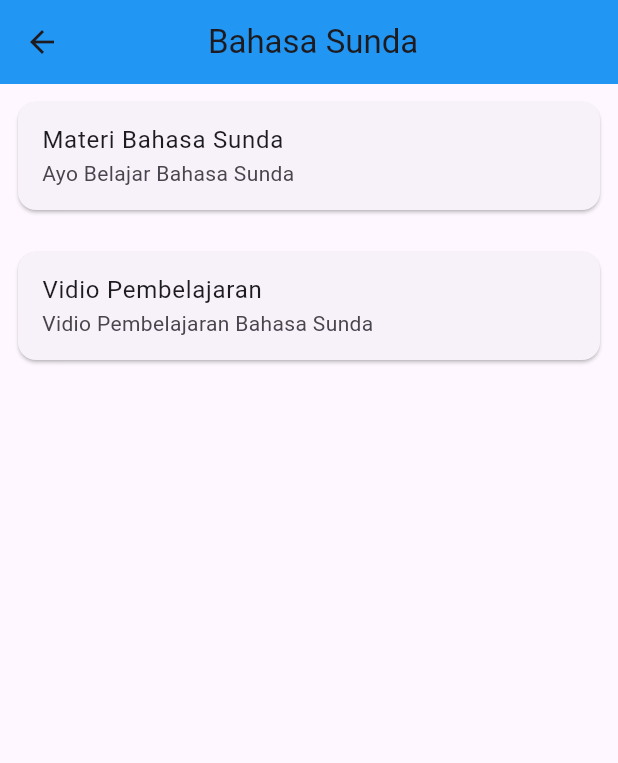
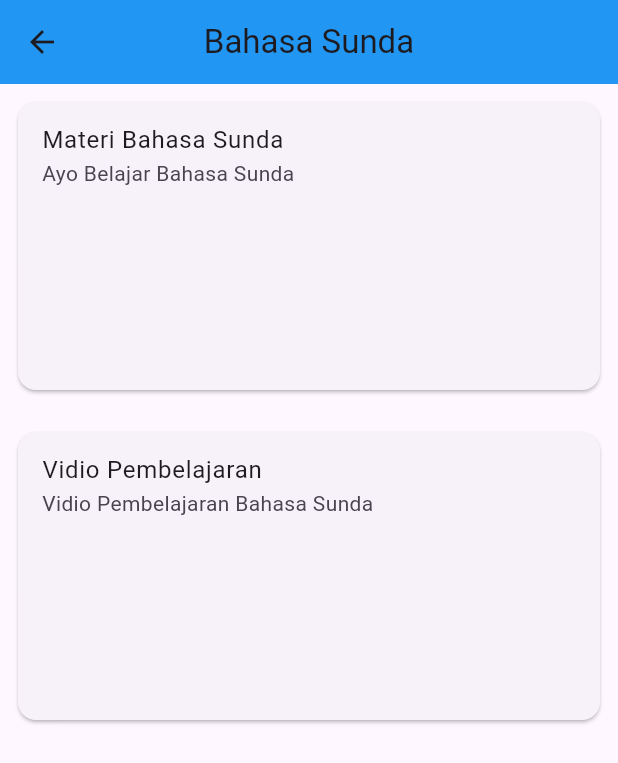
Before and after one commit to ArsalRR/aplikasi_belajar_bahasa_sunda, a Flutter app: the ListSundaView screen opened by its route, on a phone screen of 412 x 824 dp. Shown: the top 763 px of the screen. Run offline on Flutter 3.47's test engine with Material 3 defaults, Android fonts, the light colour scheme and no system bars; our stand-ins replace cloud_firestore, firebase_auth, firebase_core, flutter_custom_clippers, flutter_svg, get; accounts and stored records are empty.

Commit message:
update tampilan lagi

```diff
--- a/lib/app/modules/list_sunda/views/list_sunda_view.dart
+++ b/lib/app/modules/list_sunda/views/list_sunda_view.dart
@@ -11,18 +11,16 @@ class ListSundaView extends GetView<ListSundaController> {
   Widget build(BuildContext context) {
     return Scaffold(
       appBar: AppBar(
-        title: const Text(' Bahasa Sunda'
-
-
-        ),
-
+        title: const Text('Bahasa Sunda'),
         centerTitle: true,
         backgroundColor: Colors.blue,
       ),
       body: ListView(
         padding: EdgeInsets.all(8.0),
         children: [
-          Card(
+          SizedBox(
+            height: 200,
+            child: Card(
               child: ListTile(
                 title: Text('Materi Bahasa Sunda'),
                 subtitle: Text('Ayo Belajar Bahasa Sunda'),
@@ -31,8 +29,11 @@ class ListSundaView extends GetView<ListSundaController> {
                 },
               ),
             ),
+          ),
           SizedBox(height: 20),
-          Card(
+          SizedBox(
+            height: 200,
+            child: Card(
               child: ListTile(
                 title: Text('Vidio Pembelajaran'),
                 subtitle: Text('Vidio Pembelajaran Bahasa Sunda'),
@@ -41,6 +42,7 @@ class ListSundaView extends GetView<ListSundaController> {
                 },
               ),
             ),
+          ),
         ],
       ),
     );
```
Lines whose indentation alone changed are shown as unchanged.
